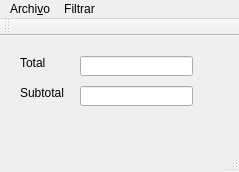
This is mainwindow.ui in Gargadon/CFDICalc as Qt 5 draws it before an edit. The edited form follows.
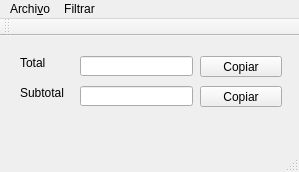
This is the edited form. Icons and pictures are not drawn.

The edit to the form file:
```diff
--- a/mainwindow.ui
+++ b/mainwindow.ui
@@ -9,7 +9,7 @@
    <rect>
     <x>0</x>
     <y>0</y>
-    <width>239</width>
+    <width>299</width>
     <height>172</height>
    </rect>
   </property>
@@ -72,6 +72,35 @@
       <height>20</height>
      </rect>
     </property>
+    <property name="readOnly">
+     <bool>true</bool>
+    </property>
+   </widget>
+   <widget class="QPushButton" name="copyTotal">
+    <property name="geometry">
+     <rect>
+      <x>200</x>
+      <y>20</y>
+      <width>82</width>
+      <height>21</height>
+     </rect>
+    </property>
+    <property name="text">
+     <string>Copiar</string>
+    </property>
+   </widget>
+   <widget class="QPushButton" name="copySubtotal">
+    <property name="geometry">
+     <rect>
+      <x>200</x>
+      <y>50</y>
+      <width>82</width>
+      <height>21</height>
+     </rect>
+    </property>
+    <property name="text">
+     <string>Copiar</string>
+    </property>
    </widget>
   </widget>
   <widget class="QMenuBar" name="menuBar">
@@ -79,8 +108,8 @@
     <rect>
      <x>0</x>
      <y>0</y>
-     <width>239</width>
-     <height>21</height>
+     <width>299</width>
+     <height>31</height>
     </rect>
    </property>
    <widget class="QMenu" name="menuArchivo">
```
Left out of the diff: 369 changed lines with no effect on the pictures.
